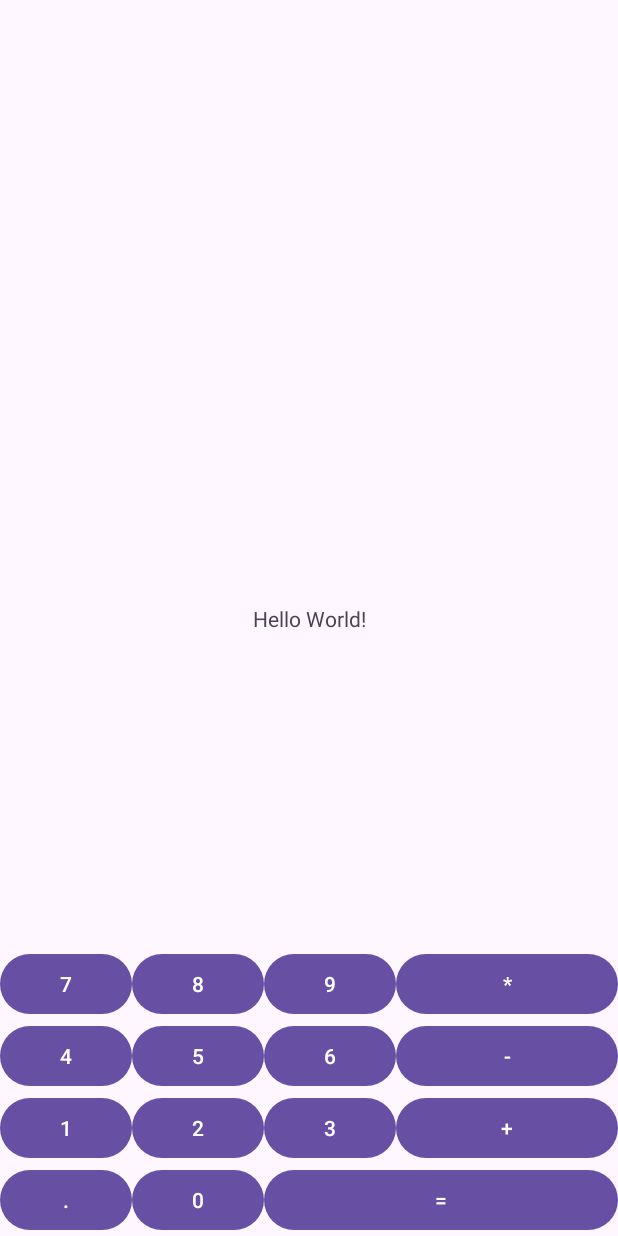
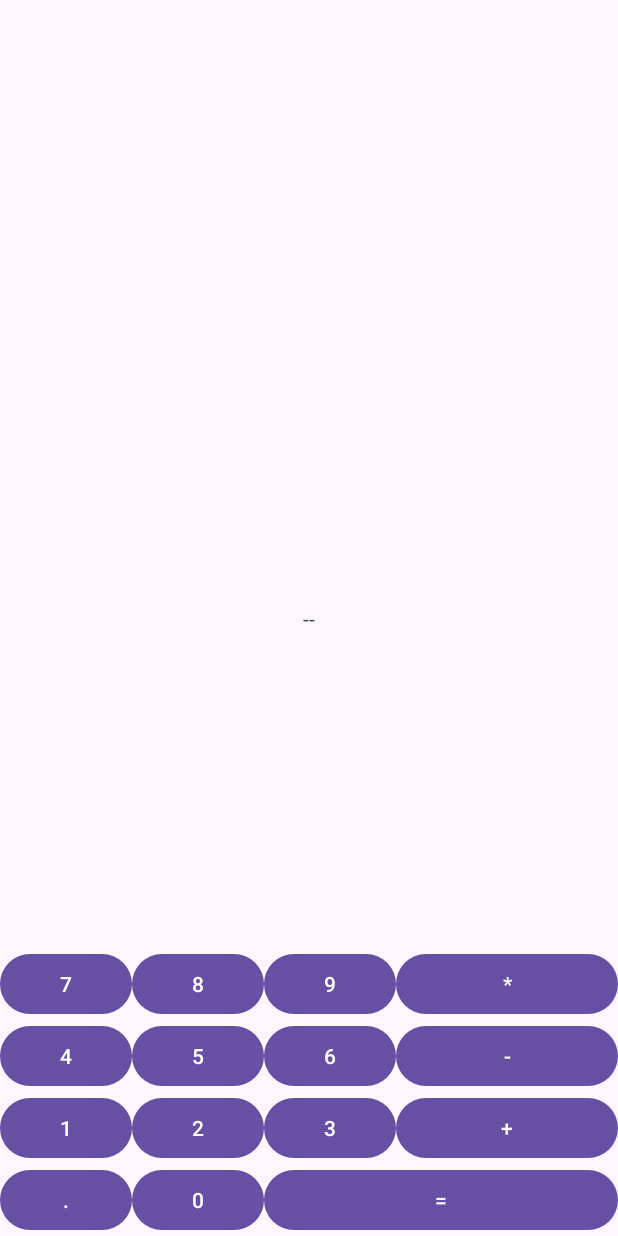
Before and after one commit to MiNeris0/Calculator, an Android app: the screen it shows after launch (MainActivity), on a phone screen of 412 x 824 dp. Run offline under Robolectric (Android 15) with nearby library versions, the phone set to English and light mode, and no system bars; libraries missing offline, so code that uses them is left out: com.ezylang.evalex.

```diff
--- a/app/build.gradle.kts
+++ b/app/build.gradle.kts
@@ -37,6 +37,7 @@ android {
 
 dependencies {
 
+    implementation("com.ezylang:EvalEx:3.0.5")
     implementation("androidx.core:core-ktx:1.9.0")
     implementation("androidx.appcompat:appcompat:1.6.1")
     implementation("com.google.android.material:material:1.9.0")
--- a/app/src/main/java/com/example/calculator/MainActivity.kt
+++ b/app/src/main/java/com/example/calculator/MainActivity.kt
@@ -2,10 +2,111 @@ package com.example.calculator
 
 import androidx.appcompat.app.AppCompatActivity
 import android.os.Bundle
+import android.widget.Button
+import android.widget.TextView
+import com.ezylang.evalex.Expression
 
 class MainActivity : AppCompatActivity() {
     override fun onCreate(savedInstanceState: Bundle?) {
         super.onCreate(savedInstanceState)
         setContentView(R.layout.activity_main)
+
+        val zeroButton = findViewById<Button>(R.id.zero_button)
+        val oneButton = findViewById<Button>(R.id.one_button)
+        val twoButton = findViewById<Button>(R.id.two_button)
+        val threeButton = findViewById<Button>(R.id.three_button)
+        val fourButton = findViewById<Button>(R.id.four_button)
+        val fiveButton = findViewById<Button>(R.id.five_button)
+        val sixButton = findViewById<Button>(R.id.six_button)
+        val sevenButton = findViewById<Button>(R.id.seven_button)
+        val eightButton = findViewById<Button>(R.id.eight_button)
+        val nineButton = findViewById<Button>(R.id.nine_button)
+
+        val pointButton = findViewById<Button>(R.id.point_button)
+        val equalButton = findViewById<Button>(R.id.equal_button)
+        val plusButton = findViewById<Button>(R.id.plus_button)
+        val minusButton = findViewById<Button>(R.id.minus_button)
+        val multiplyButton = findViewById<Button>(R.id.multiply_button)
+
+        val resultTextView = findViewById<TextView>(R.id.result_textView)
+
+        val numberStringBuilder = StringBuilder()
+
+        zeroButton.setOnClickListener {
+            numberStringBuilder.append(0)
+            resultTextView.text = numberStringBuilder
+        }
+
+        oneButton.setOnClickListener {
+            numberStringBuilder.append(1)
+            resultTextView.text = numberStringBuilder
+        }
+
+        twoButton.setOnClickListener {
+            numberStringBuilder.append(2)
+            resultTextView.text = numberStringBuilder
+        }
+
+        threeButton.setOnClickListener {
+            numberStringBuilder.append(3)
+            resultTextView.text = numberStringBuilder
+        }
+
+        fourButton.setOnClickListener {
+            numberStringBuilder.append(4)
+            resultTextView.text = numberStringBuilder
+        }
+
+        fiveButton.setOnClickListener {
+            numberStringBuilder.append(5)
+            resultTextView.text = numberStringBuilder
+        }
+
+        sixButton.setOnClickListener {
+            numberStringBuilder.append(6)
+            resultTextView.text = numberStringBuilder
+        }
+
+        sevenButton.setOnClickListener {
+            numberStringBuilder.append(7)
+            resultTextView.text = numberStringBuilder
+        }
+
+        eightButton.setOnClickListener {
+            numberStringBuilder.append(8)
+            resultTextView.text = numberStringBuilder
+        }
+
+        nineButton.setOnClickListener {
+            numberStringBuilder.append(9)
+            resultTextView.text = numberStringBuilder
+        }
+
+        pointButton.setOnClickListener {
+            numberStringBuilder.append(".")
+            resultTextView.text = numberStringBuilder
+        }
+
+        plusButton.setOnClickListener {
+            numberStringBuilder.append("+")
+            resultTextView.text = numberStringBuilder
+        }
+
+        minusButton.setOnClickListener {
+            numberStringBuilder.append("-")
+            resultTextView.text = numberStringBuilder
+        }
+
+        multiplyButton.setOnClickListener {
+            numberStringBuilder.append("*")
+            resultTextView.text = numberStringBuilder
+        }
+
+        equalButton.setOnClickListener {
+            val stringExpression = numberStringBuilder.toString()
+            val expression = Expression(stringExpression)
+            val expressionResult = expression.evaluate().numberValue
+            resultTextView.text = expressionResult.toString()
+        }
     }
 }
--- a/app/src/main/res/layout/activity_main.xml
+++ b/app/src/main/res/layout/activity_main.xml
@@ -7,9 +7,10 @@
     tools:context=".MainActivity">
 
     <TextView
+        android:id="@+id/result_textView"
         android:layout_width="wrap_content"
         android:layout_height="wrap_content"
-        android:text="Hello World!"
+        android:text="--"
         app:layout_constraintBottom_toBottomOf="parent"
         app:layout_constraintEnd_toEndOf="parent"
         app:layout_constraintStart_toStartOf="parent"
```
